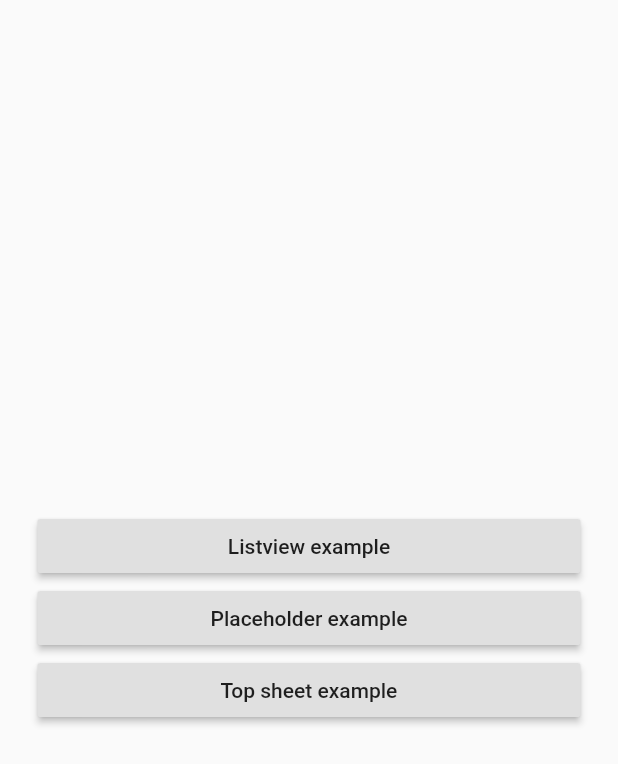
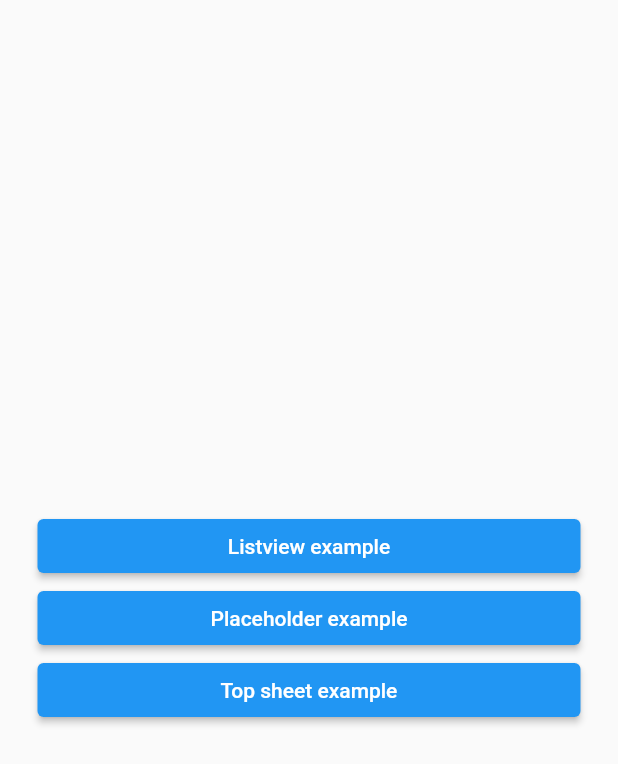
Before and after one commit to AdamJonsson/snapping_sheet, a Flutter app: the screen it shows after launch, on a phone screen of 412 x 824 dp. Shown: the top 764 px of the screen. Run offline on Flutter 3.47's test engine with Material 2 defaults, Android fonts, the light colour scheme and no system bars.

Commit message:
Update Deprecated RaisedButton, fix imports

```diff
--- a/example/lib/main.dart
+++ b/example/lib/main.dart
@@ -1,7 +1,8 @@
-import 'package:example/placeholder_example.dart';
-import 'package:example/listview_example.dart';
-import 'package:example/topsheet_example.dart';
 import 'package:flutter/material.dart';
+
+import 'listview_example.dart';
+import 'placeholder_example.dart';
+import 'topsheet_example.dart';
 
 void main() => runApp(MyApp());
 
@@ -28,19 +29,19 @@ class MyApp extends StatelessWidget {
                   crossAxisAlignment: CrossAxisAlignment.stretch,
                   mainAxisAlignment: MainAxisAlignment.center,
                   children: <Widget>[
-                  RaisedButton(
+                    ElevatedButton(
                       child: Text('Listview example'),
                       onPressed: () {
                         Navigator.of(context).pushNamed('/ListViewExample');
                       },
                     ),
-                  RaisedButton(
+                    ElevatedButton(
                       child: Text('Placeholder example'),
                       onPressed: () {
                         Navigator.of(context).pushNamed('/PlaceholderExample');
                       },
                     ),
-                  RaisedButton(
+                    ElevatedButton(
                       child: Text('Top sheet example'),
                       onPressed: () {
                         Navigator.of(context).pushNamed('/TopSnapSheetExample');
@@ -51,7 +52,6 @@ class MyApp extends StatelessWidget {
               );
             },
           ),
-      )
-    );
+        ));
   }
 }
```
Lines whose indentation alone changed are shown as unchanged.
